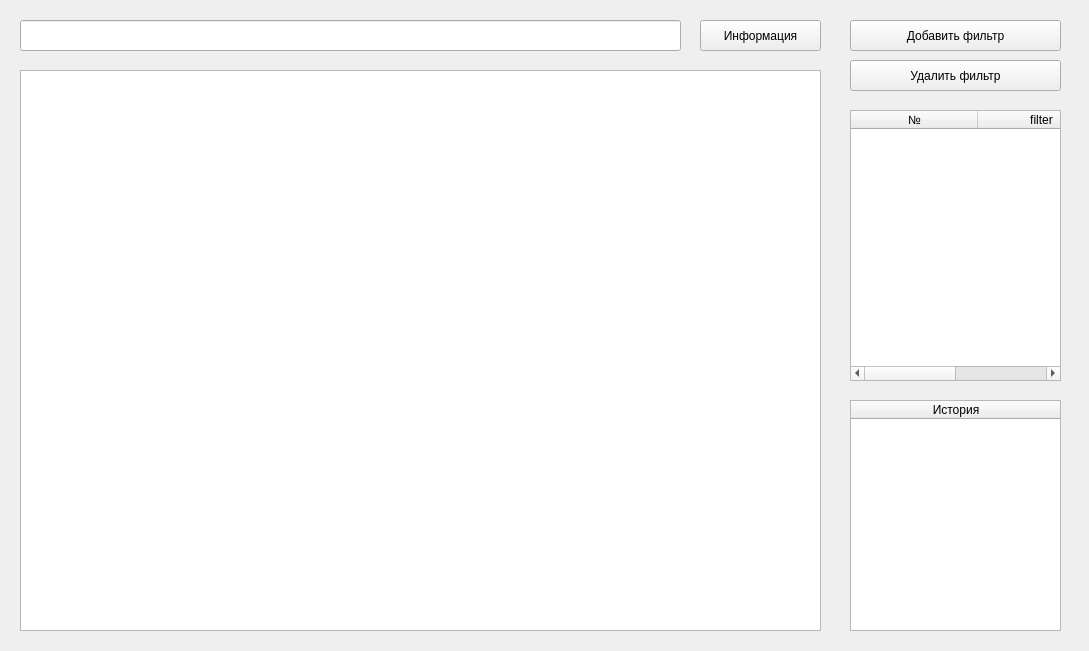
First picture: the form in ui/Panel.ui, repository Richtermnd/LibraryProject, before the edit.
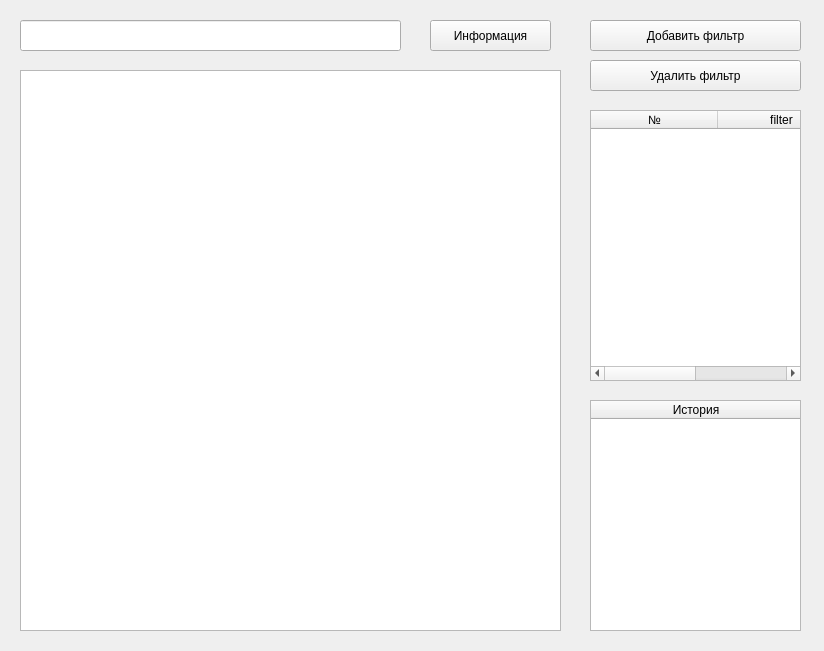
Second picture: the form after the edit.

The edit to the form file:
```diff
--- a/ui/Panel.ui
+++ b/ui/Panel.ui
@@ -6,7 +6,7 @@
    <rect>
     <x>0</x>
     <y>0</y>
-    <width>1089</width>
+    <width>824</width>
     <height>651</height>
    </rect>
   </property>
@@ -18,7 +18,7 @@
     <rect>
      <x>20</x>
      <y>70</y>
-     <width>801</width>
+     <width>541</width>
      <height>561</height>
     </rect>
    </property>
@@ -28,7 +28,7 @@
     <rect>
      <x>20</x>
      <y>20</y>
-     <width>661</width>
+     <width>381</width>
      <height>31</height>
     </rect>
    </property>
@@ -36,7 +36,7 @@
   <widget class="QPushButton" name="button_add_filter">
    <property name="geometry">
     <rect>
-     <x>850</x>
+     <x>590</x>
      <y>20</y>
      <width>211</width>
      <height>31</height>
@@ -49,7 +49,7 @@
   <widget class="QTableWidget" name="table_history">
    <property name="geometry">
     <rect>
-     <x>850</x>
+     <x>590</x>
      <y>400</y>
      <width>211</width>
      <height>231</height>
@@ -73,7 +73,7 @@
   <widget class="QTableWidget" name="table_filter">
    <property name="geometry">
     <rect>
-     <x>850</x>
+     <x>590</x>
      <y>110</y>
      <width>211</width>
      <height>271</height>
@@ -102,7 +102,7 @@
   <widget class="QPushButton" name="button_remove_filter">
    <property name="geometry">
     <rect>
-     <x>850</x>
+     <x>590</x>
      <y>60</y>
      <width>211</width>
      <height>31</height>
@@ -115,7 +115,7 @@
   <widget class="QPushButton" name="button_about">
    <property name="geometry">
     <rect>
-     <x>700</x>
+     <x>430</x>
      <y>20</y>
      <width>121</width>
      <height>31</height>
```
